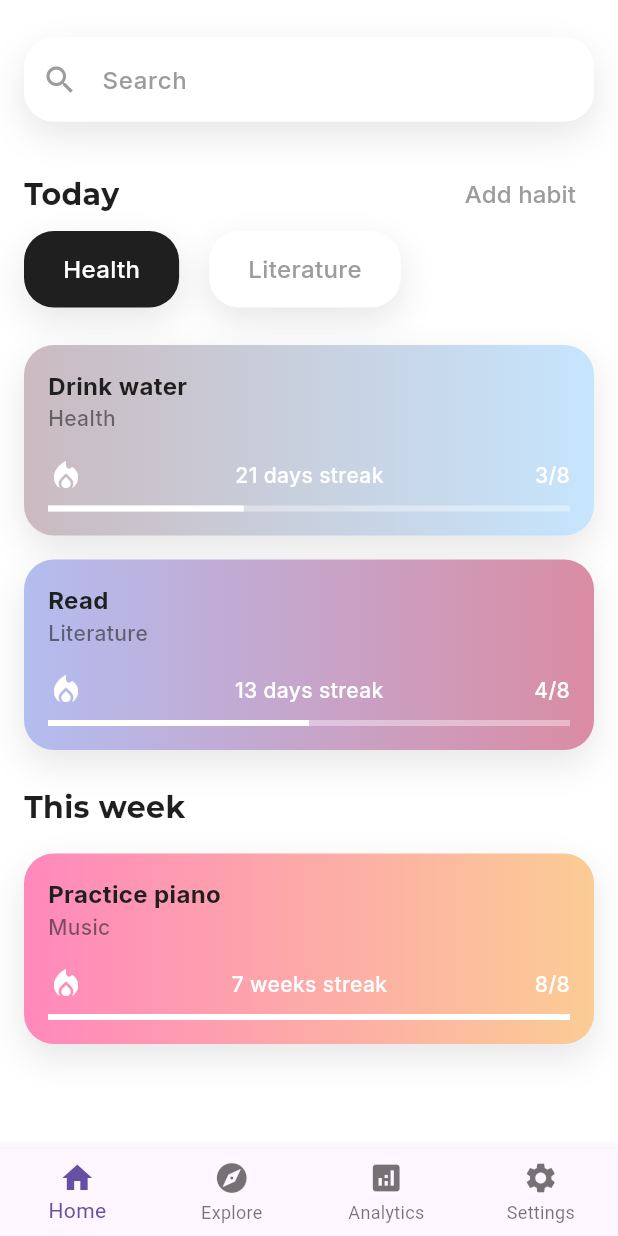
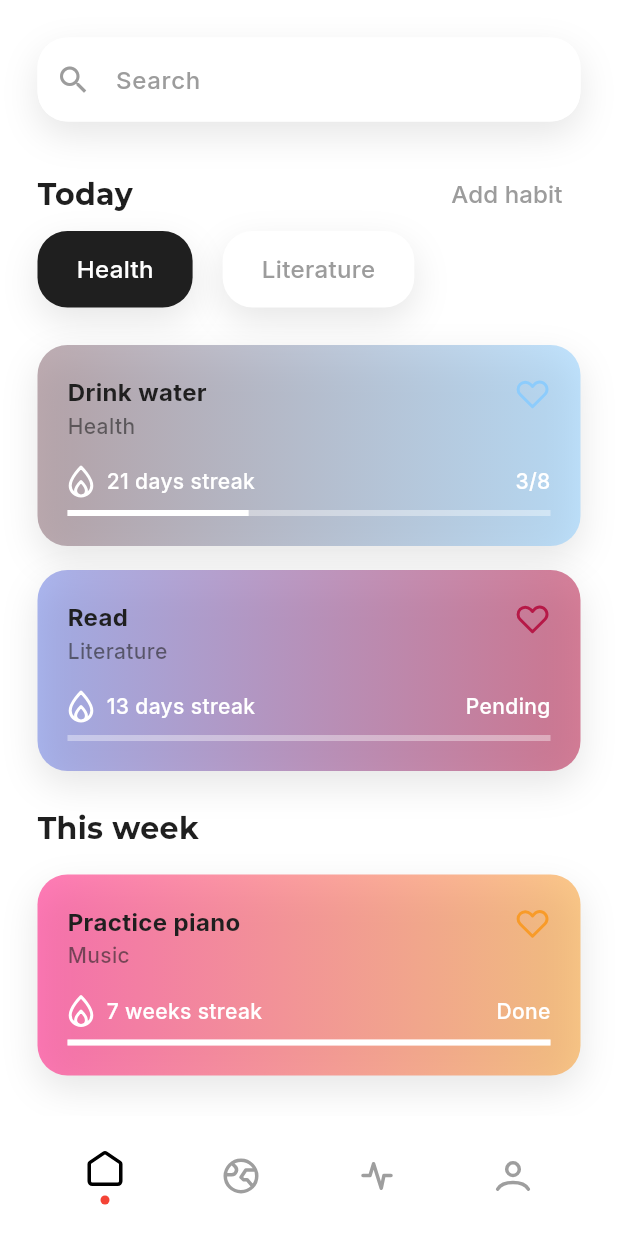
Before and after one commit to jrx-napoli/habit-tracker, a Flutter app: the screen it shows after launch, on a phone screen of 412 x 824 dp. Run offline on Flutter 3.47's test engine with Material 3 defaults, Android fonts, the phone set to English and light mode, and no system bars; our stand-ins replace flutter_svg.

Commit message:
home page and navbar

```diff
--- a/habit_tracker/lib/app_colors.dart
+++ b/habit_tracker/lib/app_colors.dart
@@ -2,17 +2,18 @@ import 'package:flutter/material.dart';
 
 // Define all your custom colors here
 class AppColors {
-  static const Color dropShadowColor = Color.fromARGB(25, 0, 0, 0); // Semi-transparent black
+  static const Color dropShadowColor = Color.fromARGB(25, 0, 0, 0);
   static const Color lightGrey = Color.fromARGB(255, 156, 156, 156);
   static const Color darkGrey = Color.fromARGB(255, 31, 31, 31);
 
   // gradients
-  static const Color blueA = Color.fromARGB(255, 202, 187, 192);
-  static const Color blueB = Color.fromARGB(255, 198, 229, 253);
 
-  static const Color purpleA = Color.fromARGB(255, 179, 189, 240);
-  static const Color purpleB = Color.fromARGB(255, 218, 140, 163);
+  static const Color blueA = Color.fromARGB(140, 137, 105, 115);
+  static const Color blueB = Color.fromARGB(140, 141, 204, 252);
 
-  static const Color pinkA = Color.fromARGB(255, 255, 136, 188);
-  static const Color pinkB = Color.fromARGB(255, 251, 204, 148);
+  static const Color purpleA = Color.fromARGB(140, 104, 124, 226);
+  static const Color purpleB = Color.fromARGB(140, 182, 25, 71);
+
+  static const Color pinkA = Color.fromARGB(140, 255, 15, 123);
+  static const Color pinkB = Color.fromARGB(140, 248, 155, 41);
 }
--- a/habit_tracker/lib/home_page.dart
+++ b/habit_tracker/lib/home_page.dart
@@ -1,5 +1,8 @@
 import 'package:flutter/material.dart';
+import 'package:flutter_svg/flutter_svg.dart';
+
 import 'app_colors.dart';
+import 'nav_bar.dart';
 
 
 class HomePage extends StatelessWidget {
@@ -13,7 +16,7 @@ class HomePage extends StatelessWidget {
         toolbarHeight: 0, // Removes the default app bar space
       ),
       body: Padding(
-        padding: const EdgeInsets.symmetric(horizontal: 16.0),
+        padding: const EdgeInsets.symmetric(horizontal: 25.0),
         child: SingleChildScrollView(
           child: Column(
             crossAxisAlignment: CrossAxisAlignment.start,
@@ -96,7 +99,9 @@ class HomePage extends StatelessWidget {
                 title: "Drink water",
                 category: "Health",
                 streak: "21 days streak",
-                progress: 0.375, //
+                progress: 3, //
+                goal: 8,
+                status: "3/8",
                 colorA: AppColors.blueA,
                 colorB: AppColors.blueB,
               ),
@@ -105,7 +110,9 @@ class HomePage extends StatelessWidget {
                 title: "Read",
                 category: "Literature",
                 streak: "13 days streak",
-                progress: 0.5, // 4/8
+                progress: 0,
+                goal: 1,
+                status: "Pending",
                 colorA: AppColors.purpleA,
                 colorB: AppColors.purpleB,
               ),
@@ -129,7 +136,9 @@ class HomePage extends StatelessWidget {
                 title: "Practice piano",
                 category: "Music",
                 streak: "7 weeks streak",
-                progress: 1.0, // Done
+                progress: 1,
+                goal: 1,
+                status: "Done",
                 colorA: AppColors.pinkA,
                 colorB: AppColors.pinkB,
               ),
@@ -139,31 +148,14 @@ class HomePage extends StatelessWidget {
         ),
       ),
 
-      // Bottom Navigation Bar
-      bottomNavigationBar: BottomNavigationBar(
-        items: const [
-          BottomNavigationBarItem(
-            icon: Icon(Icons.home),
-            label: "Home",
-          ),
-          BottomNavigationBarItem(
-            icon: Icon(Icons.explore),
-            label: "Explore",
-          ),
-          BottomNavigationBarItem(
-            icon: Icon(Icons.analytics),
-            label: "Analytics",
-          ),
-          BottomNavigationBarItem(
-            icon: Icon(Icons.settings),
-            label: "Settings",
-          ),
-        ],
-        currentIndex: 0, // Home is selected
-        onTap: (index) {
-          // Handle navigation
-        },
-        type: BottomNavigationBarType.fixed,
+
+      bottomNavigationBar: CustomNavigationBar(
+        currentIndex: 0,
+        // onTap: (index) {
+        //   setState(() {
+        //     currentIndex = index; // Update the selected index
+        //   });
+        // },
       ),
     );
   }
@@ -214,6 +206,8 @@ class _HabitCard extends StatelessWidget {
   final String category;
   final String streak;
   final double progress;
+  final int goal;
+  final String status;
   final Color colorA;
   final Color colorB;
 
@@ -222,6 +216,8 @@ class _HabitCard extends StatelessWidget {
     required this.category,
     required this.streak,
     required this.progress,
+    required this.goal,
+    required this.status,
     required this.colorA,
     required this.colorB,
   });
@@ -229,7 +225,7 @@ class _HabitCard extends StatelessWidget {
   @override
   Widget build(BuildContext context) {
     return Container(
-      padding: const EdgeInsets.all(16),
+      padding: const EdgeInsets.all(20),
       decoration: BoxDecoration(
         gradient: LinearGradient(
           colors: [colorA, colorB],
@@ -250,6 +246,9 @@ class _HabitCard extends StatelessWidget {
         crossAxisAlignment: CrossAxisAlignment.start,
         children: [
           // Habit title and category
+          Row(
+            mainAxisAlignment: MainAxisAlignment.spaceBetween,
+            children: [
               Text(
                 title,
                 style: const TextStyle(
@@ -258,6 +257,11 @@ class _HabitCard extends StatelessWidget {
                   fontFamily: 'Inter',
                   fontWeight: FontWeight.w700,
                 ),
+              ),
+              HeartIcon(
+                color: colorB.withAlpha(255),
+              ),
+            ],
           ),
           Text(
             category,
@@ -274,7 +278,10 @@ class _HabitCard extends StatelessWidget {
           Row(
             mainAxisAlignment: MainAxisAlignment.spaceBetween,
             children: [
-              Icon(Icons.local_fire_department, color: Colors.white),
+              Row(
+                children: [
+                  FlameIcon(),
+                  SizedBox(width: 8), // 20 pixels of space
                   Text(
                     streak,
                     style: const TextStyle(
@@ -284,8 +291,10 @@ class _HabitCard extends StatelessWidget {
                       fontWeight: FontWeight.w500,
                     ),
                   ),
+                ],
+              ),
               Text(
-                "${(progress * 8).toInt()}/8",
+                status,
                 style: const TextStyle(
                   color: Colors.white,
                   fontSize: 14,
@@ -297,7 +306,7 @@ class _HabitCard extends StatelessWidget {
           ),
           const SizedBox(height: 8),
           LinearProgressIndicator(
-            value: progress,
+            value: progress / goal,
             backgroundColor: Colors.white38,
             valueColor: AlwaysStoppedAnimation<Color>(Colors.white),
           ),
@@ -306,3 +315,37 @@ class _HabitCard extends StatelessWidget {
     );
   }
 }
+
+class FlameIcon extends StatelessWidget {
+  @override
+  Widget build(BuildContext context) {
+    return Center(
+      child: SvgPicture.asset(
+        'assets/icons/flame_icon.svg',
+        width: 18,  // Set icon size
+        height: 22,
+        color: Colors.white, // Optional: Tint the icon
+      ),
+    );
+  }
+}
+
+class HeartIcon extends StatelessWidget {
+    final Color color;
+
+  const HeartIcon({
+    required this.color,
+  });
+
+  @override
+  Widget build(BuildContext context) {
+    return Center(
+      child: SvgPicture.asset(
+        'assets/icons/heart_icon.svg',
+        width: 24,  // Set icon size
+        height: 24,
+        color: color, // Optional: Tint the icon
+      ),
+    );
+  }
+}
--- /dev/null
+++ b/habit_tracker/lib/nav_bar.dart
@@ -0,0 +1,64 @@
+import 'package:flutter/material.dart';
+import 'package:flutter_svg/flutter_svg.dart';
+
+class CustomNavigationBar extends StatelessWidget {
+  final int currentIndex;
+  // final Function(int) onTap;
+
+  const CustomNavigationBar({
+    required this.currentIndex,
+    // required this.onTap,
+  });
+
+  @override
+  Widget build(BuildContext context) {
+    // Define your icons here
+    final List<Map<String, dynamic>> navItems = [
+      {"icon": "assets/icons/home_icon.svg", "label": "Home"},
+      {"icon": "assets/icons/globe_icon.svg", "label": "Explore"},
+      {"icon": "assets/icons/activity_icon.svg", "label": "Activity"},
+      {"icon": "assets/icons/user_icon.svg", "label": "Profile"},
+    ];
+
+    return BottomAppBar(
+      color: Colors.white, // Background color of the navigation bar
+      child: Padding(
+        padding: const EdgeInsets.symmetric(horizontal: 40, vertical: 8),
+        child: Row(
+          mainAxisAlignment: MainAxisAlignment.spaceBetween,
+          children: List.generate(navItems.length, (index) {
+            final isActive = index == currentIndex;
+
+            return GestureDetector(
+              // onTap: () => onTap(index),
+              child: Column(
+                mainAxisSize: MainAxisSize.min,
+                children: [
+                  // Custom SVG Icon
+                  SvgPicture.asset(
+                    navItems[index]["icon"],
+                    height: 28,
+                    color: isActive ? Colors.black : Colors.grey,
+                  ),
+                  // Red dot below the active icon
+                  if (isActive)
+                    Container(
+                      margin: const EdgeInsets.only(top: 4),
+                      height: 6,
+                      width: 6,
+                      decoration: BoxDecoration(
+                        color: Colors.red,
+                        shape: BoxShape.circle,
+                      ),
+                    ),
+                ],
+              ),
+            );
+          }),
+
+
+        ),
+      ),
+    );
+  }
+}
```
Also changed, not shown: habit_tracker/pubspec.yaml (+10 -0 lines), habit_tracker/assets/icons/activity_icon.svg (added), habit_tracker/assets/icons/flame_icon.svg (added), habit_tracker/assets/icons/globe_icon.svg (added), habit_tracker/assets/icons/heart_icon.svg (added), habit_tracker/assets/icons/home_icon.svg (added), habit_tracker/assets/icons/user_icon.svg (added). Lines whose indentation alone changed are shown as unchanged.
